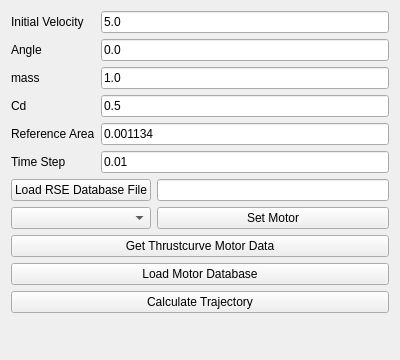
This is gui/CannonballTab.ui in qtrocket/qtrocket as Qt 5 draws it before an edit. The edited form follows.
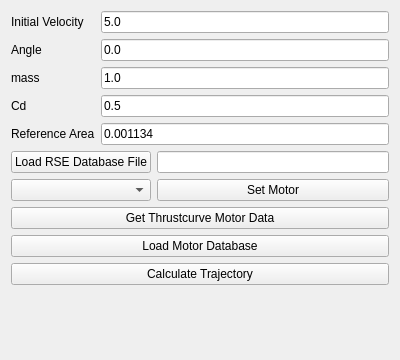
This is the edited form.

Commit message: Some small cleanup. Initial implementation of Integrator class to wrap the DESolvers

```diff
--- a/gui/CannonballTab.ui
+++ b/gui/CannonballTab.ui
@@ -92,20 +92,6 @@
        </property>
       </widget>
      </item>
-     <item row="5" column="0">
-      <widget class="QLabel" name="label_5">
-       <property name="text">
-        <string>Time Step</string>
-       </property>
-      </widget>
-     </item>
-     <item row="5" column="1">
-      <widget class="QLineEdit" name="timeStep">
-       <property name="text">
-        <string>0.01</string>
-       </property>
-      </widget>
-     </item>
     </layout>
    </item>
    <item>
```
The commit also changes 9 other files.
